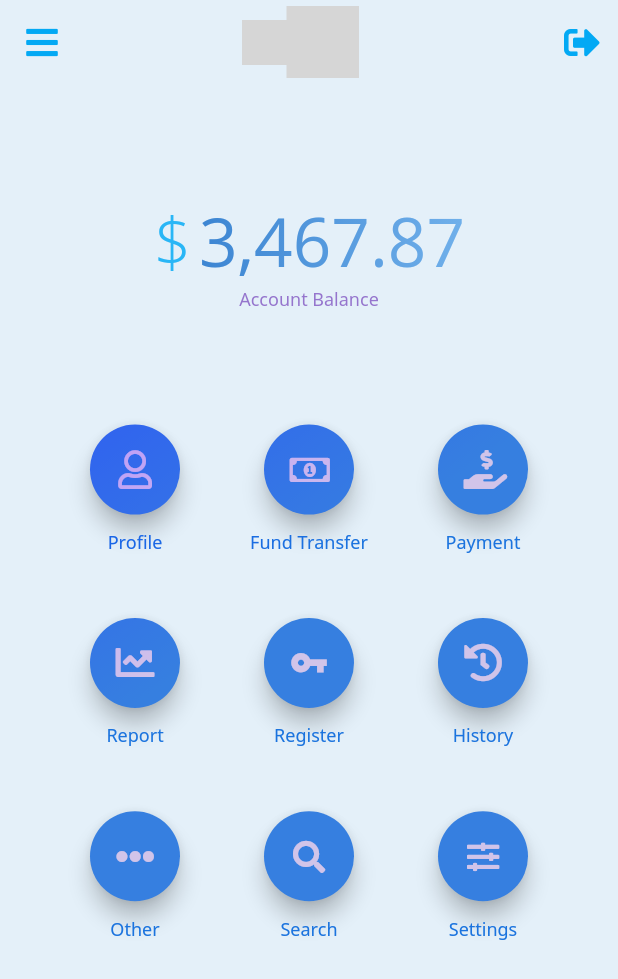
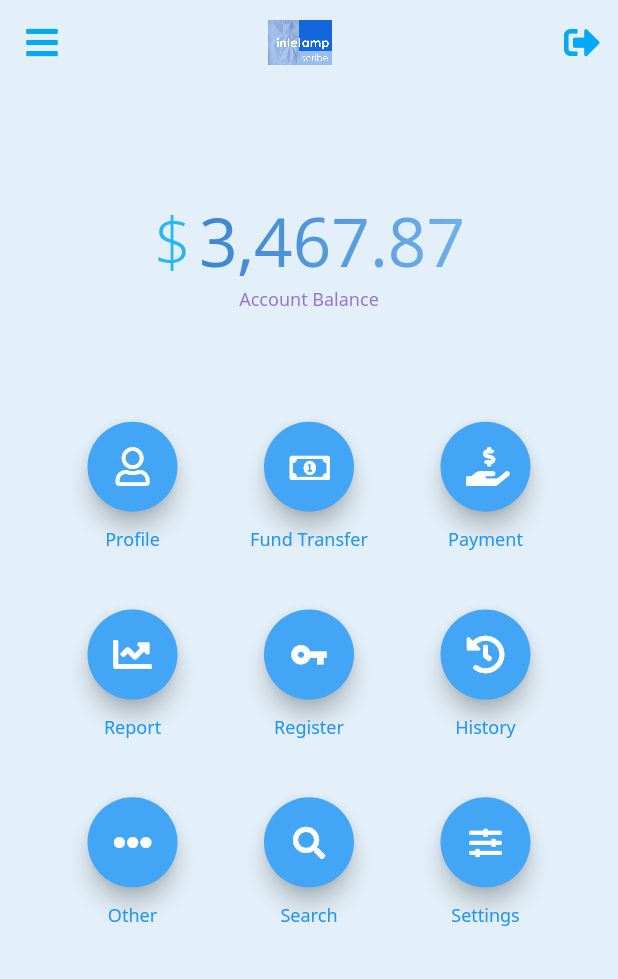
Before and after one commit to jakubsielewicz/scribe, a Flutter app: the DashboardScreen screen opened by its route, on a phone screen of 412 x 824 dp. Shown: the top 979 px of the screen. Run offline on Flutter 3.47's test engine with Material 2 defaults, Android fonts, the light colour scheme and no system bars; our stand-ins replace flutter_login, font_awesome_flutter; grey boxes are pictures that could not be loaded.

Commit message:
fixed dashboard on web

```diff
--- a/lib/dashboard_screen.dart
+++ b/lib/dashboard_screen.dart
@@ -1,8 +1,6 @@
 import 'package:flutter/foundation.dart';
 import 'package:flutter/material.dart';
 import 'package:font_awesome_flutter/font_awesome_flutter.dart';
-import 'package:flutter_login/widgets.dart';
-import 'package:flutter_login/theme.dart';
 import 'transition_route_observer.dart';
 import 'widgets/fade_in.dart';
 import 'constants.dart';
@@ -83,18 +81,18 @@ class _DashboardScreenState extends State<DashboardScreen>
             child: Hero(
               tag: Constants.logoTag,
               child: Image.asset(
-                'assets/images/ecorp.png',
+                'assets/images/logo2-tri-scribe.png',
                 filterQuality: FilterQuality.high,
                 height: 30,
               ),
             ),
           ),
-          HeroText(
+          /*HeroText(
             Constants.appName,
             tag: Constants.titleTag,
             viewState: ViewState.shrunk,
             style: LoginThemeHelper.loginTextStyle,
-          ),
+          ),*/
           SizedBox(width: 20),
         ],
       ),
@@ -199,7 +197,7 @@ class _DashboardScreenState extends State<DashboardScreen>
         vertical: 20,
       ),
       childAspectRatio: .9,
-      // crossAxisSpacing: 5,
+      crossAxisSpacing: 5,
       crossAxisCount: 3,
       children: [
         _buildButton(
@@ -304,7 +302,7 @@ class _DashboardScreenState extends State<DashboardScreen>
                     ),
                     Expanded(
                       flex: 8,
-                      child: ShaderMask(
+                      /*child: ShaderMask(
                         // blendMode: BlendMode.srcOver,
                         shaderCallback: (Rect bounds) {
                           return LinearGradient(
@@ -312,18 +310,16 @@ class _DashboardScreenState extends State<DashboardScreen>
                             end: Alignment.bottomRight,
                             tileMode: TileMode.clamp,
                             colors: <Color>[
-                              Colors.deepPurpleAccent.shade100,
-                              Colors.deepPurple.shade100,
-                              Colors.deepPurple.shade100,
-                              Colors.deepPurple.shade100,
-                              // Colors.red,
-                              // Colors.yellow,
+                              Colors.white,
+                              Colors.white,
+                              Colors.white,
+                              Colors.white,
                             ],
                           ).createShader(bounds);
-                        },
-                        child: _buildDashboardGrid(),
-                      ),
+                        },*/
+                      child: _buildDashboardGrid(),
                     ),
+                    //    ),
                   ],
                 ),
                 if (!kReleaseMode) _buildDebugButtons(),
--- a/lib/login_screen.dart
+++ b/lib/login_screen.dart
@@ -1,5 +1,6 @@
 import 'package:flutter/scheduler.dart' show timeDilation;
 import 'package:flutter/material.dart';
+// ignore: import_of_legacy_library_into_null_safe
 import 'package:flutter_login/flutter_login.dart';
 import 'constants.dart';
 import 'custom_route.dart';
@@ -169,7 +170,7 @@ class LoginScreen extends StatelessWidget {
         return _recoverPassword(name);
         // Show new password dialog
       },
-      showDebugButtons: true,
+      //showDebugButtons: true,
     );
   }
 }
```
